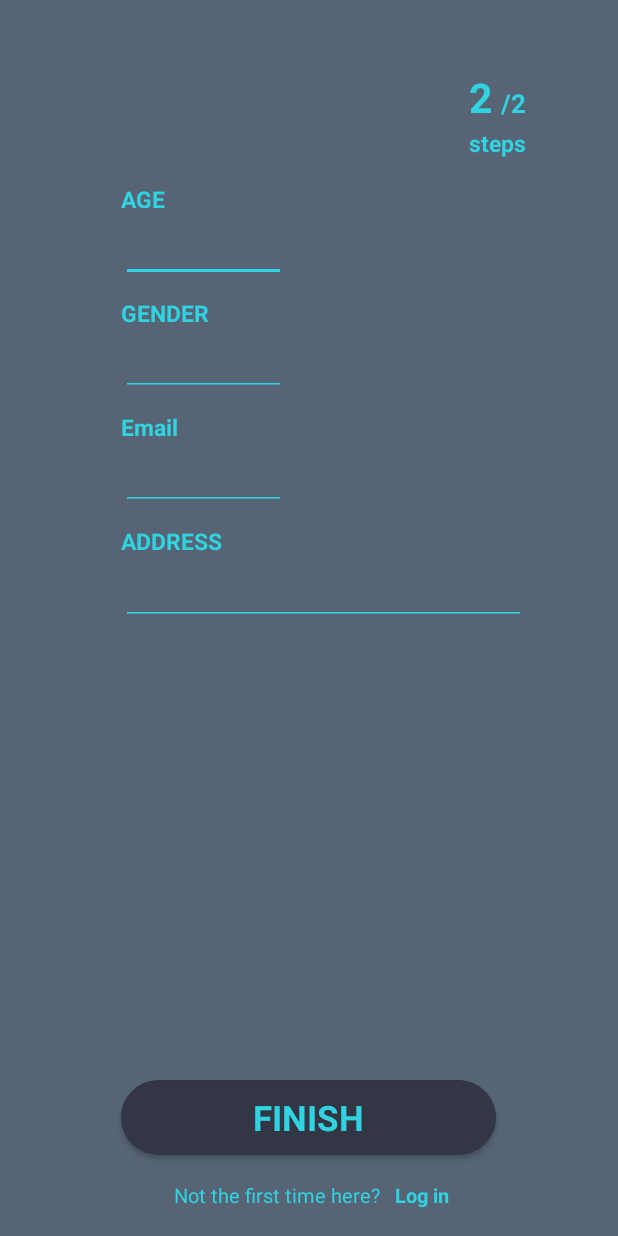
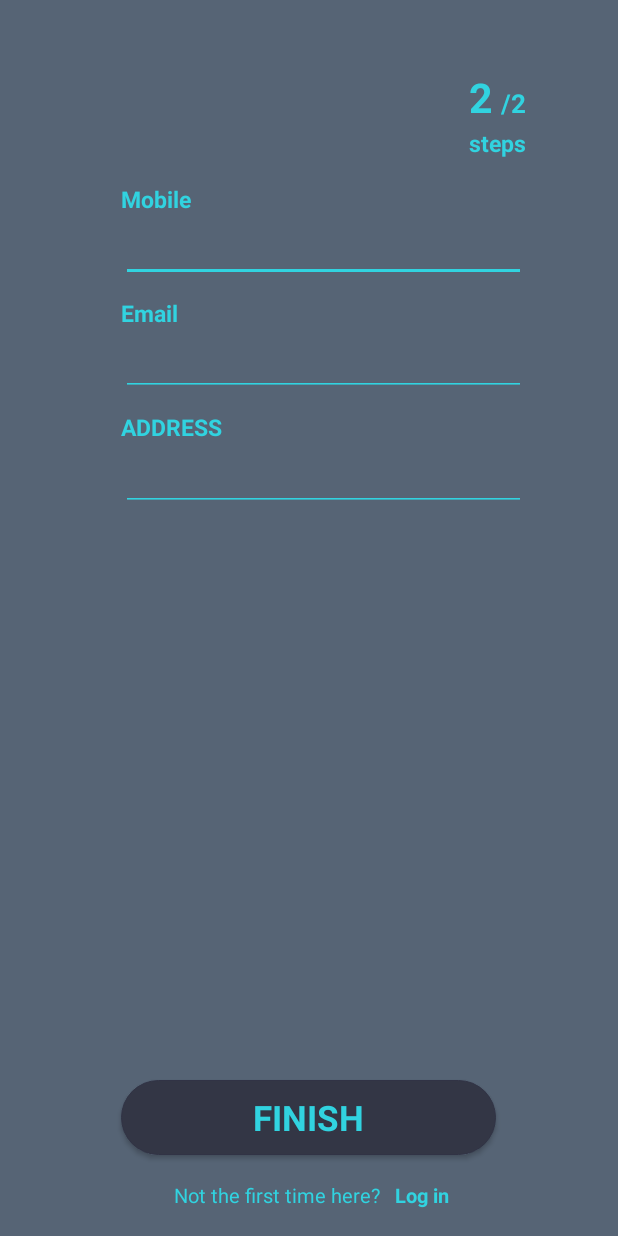
Before and after one commit to AwsafAlam/Microcontroller_CSE316_Project-Cycle, an Android app: the Signup_form_two screen opened directly, with no data from a screen before it, on a phone screen of 412 x 824 dp. Run offline under Robolectric (Android 15) with nearby library versions, the phone set to English and light mode, and no system bars.

Commit message:
UI changes

```diff
--- a/Android-App/app/src/main/res/layout/activity_signup_form_one.xml
+++ b/Android-App/app/src/main/res/layout/activity_signup_form_one.xml
@@ -164,7 +164,9 @@
         android:layout_below="@+id/textView11"
         app:backgroundTint="@color/colorIndigo"
         android:ems="10"
-        android:inputType="phone" />
+        android:inputType="textPassword" />
+
+
 
 
 </RelativeLayout>
--- a/Android-App/app/src/main/res/layout/activity_signup_form_two.xml
+++ b/Android-App/app/src/main/res/layout/activity_signup_form_two.xml
@@ -35,7 +35,7 @@
         android:id="@+id/textView20"
         android:layout_width="wrap_content"
         android:layout_height="wrap_content"
-        android:layout_above="@+id/signupAge"
+        android:layout_above="@+id/signupMobile"
         android:layout_alignEnd="@+id/signupAddress"
         android:layout_marginBottom="37dp"
         android:text="@string/steps"
@@ -96,36 +96,25 @@
         android:textStyle="bold" />
 
     <android.support.v7.widget.AppCompatEditText
-        android:id="@+id/signupAge"
-        android:layout_width="110dp"
+        android:id="@+id/signupMobile"
+        android:layout_width="270dp"
         android:layout_height="wrap_content"
         android:layout_alignStart="@+id/textView10"
         android:layout_below="@+id/textView10"
-        app:backgroundTint="@color/colorIndigo"
         android:ems="10"
         android:gravity="start"
         android:inputType="number"
         android:textColor="@color/colorWhite"
-        android:textSize="17sp" />
+        android:textSize="17sp"
+        app:backgroundTint="@color/colorIndigo" />
 
-    <TextView
-        android:id="@+id/textView12"
-        android:layout_width="wrap_content"
-        android:layout_height="wrap_content"
-        android:layout_alignStart="@+id/signupAge"
-        android:layout_marginTop="10dp"
-        android:layout_below="@+id/signupAge"
-        android:text="@string/gender"
-        android:textColor="@color/colorIndigo"
-        android:textSize="15sp"
-        android:textStyle="bold" />
 
     <android.support.v7.widget.AppCompatEditText
-        android:id="@+id/signupGender"
-        android:layout_width="110dp"
+        android:id="@+id/signupEmail"
+        android:layout_width="270dp"
         android:layout_height="wrap_content"
-        android:layout_alignStart="@+id/textView12"
-        android:layout_below="@+id/textView12"
+        android:layout_alignStart="@+id/textView13"
+        android:layout_below="@+id/textView13"
         android:ems="10"
         android:gravity="start"
         android:inputType="text"
@@ -133,25 +122,12 @@
         android:textSize="17sp"
         app:backgroundTint="@color/colorIndigo" />
 
-    <android.support.v7.widget.AppCompatEditText
-        android:id="@+id/signupBlood"
-        android:layout_width="110dp"
-        android:layout_height="wrap_content"
-        android:layout_alignStart="@+id/textView13"
-        android:layout_below="@+id/textView13"
-        app:backgroundTint="@color/colorIndigo"
-        android:ems="10"
-        android:gravity="start"
-        android:inputType="text"
-        android:textColor="@color/colorWhite"
-        android:textSize="17sp" />
-
     <TextView
         android:id="@+id/textView13"
         android:layout_width="wrap_content"
         android:layout_height="wrap_content"
-        android:layout_alignStart="@+id/signupGender"
-        android:layout_below="@+id/signupGender"
+        android:layout_alignStart="@+id/signupMobile"
+        android:layout_below="@+id/signupMobile"
         android:text="@string/blood_group"
         android:layout_marginTop="10dp"
         android:textColor="@color/colorIndigo"
@@ -162,8 +138,8 @@
         android:id="@+id/textView14"
         android:layout_width="wrap_content"
         android:layout_height="wrap_content"
-        android:layout_alignStart="@+id/signupBlood"
-        android:layout_below="@+id/signupBlood"
+        android:layout_alignStart="@+id/signupEmail"
+        android:layout_below="@+id/signupEmail"
         android:layout_marginTop="10dp"
         android:text="@string/address"
         android:textColor="@color/colorIndigo"
--- a/Android-App/app/src/main/res/values/strings.xml
+++ b/Android-App/app/src/main/res/values/strings.xml
@@ -32,7 +32,7 @@
     <string name="gender">GENDER</string>
     <string name="blood_group">Email</string>
     <string name="address">ADDRESS</string>
-    <string name="age">AGE</string>
+    <string name="age">Mobile</string>
     <string name="title_activity_map2">MapActivity2</string>
     <string name="navigation_drawer_open">Open navigation drawer</string>
     <string name="navigation_drawer_close">Close navigation drawer</string>
```
Also changed, not shown: Android-App/app/src/main/java/com/example/utshaw/cycle/Activity/MainActivity.java (+8 -37 lines), Android-App/app/src/main/java/com/example/utshaw/cycle/Activity/MapActivity2.java (+15 -9 lines), Android-App/app/src/main/java/com/example/utshaw/cycle/Activity/Signup_form_one.java (+11 -13 lines), Android-App/app/src/main/java/com/example/utshaw/cycle/Activity/Signup_form_two.java (+20 -65 lines), Android-App/app/src/main/res/layout/content_payment.xml (+13 -11 lines).
